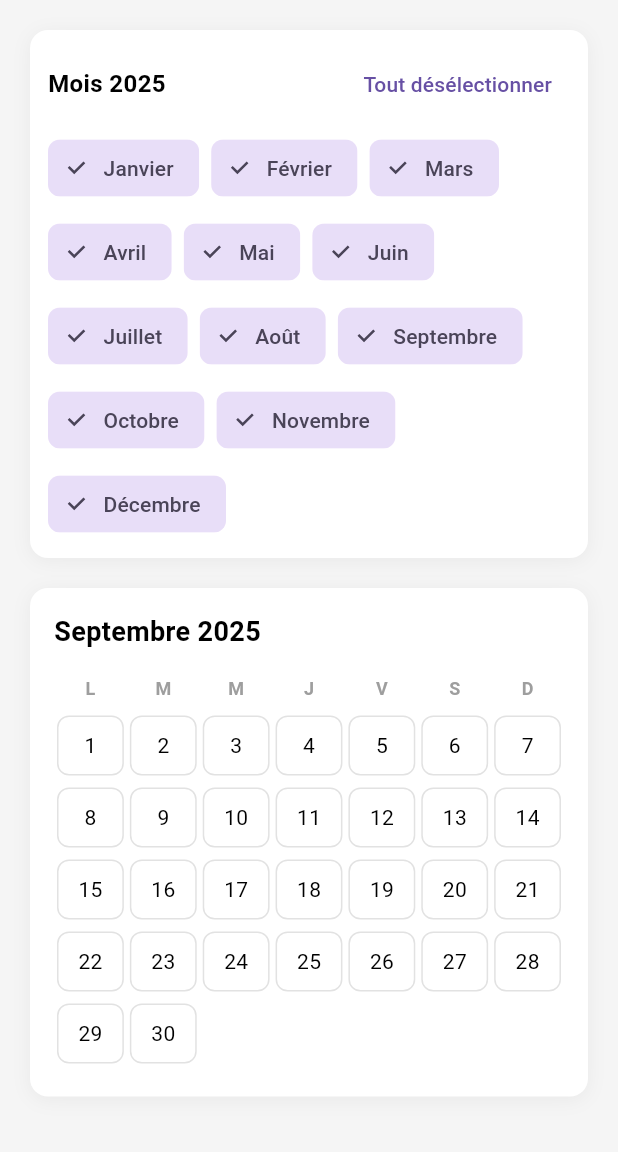
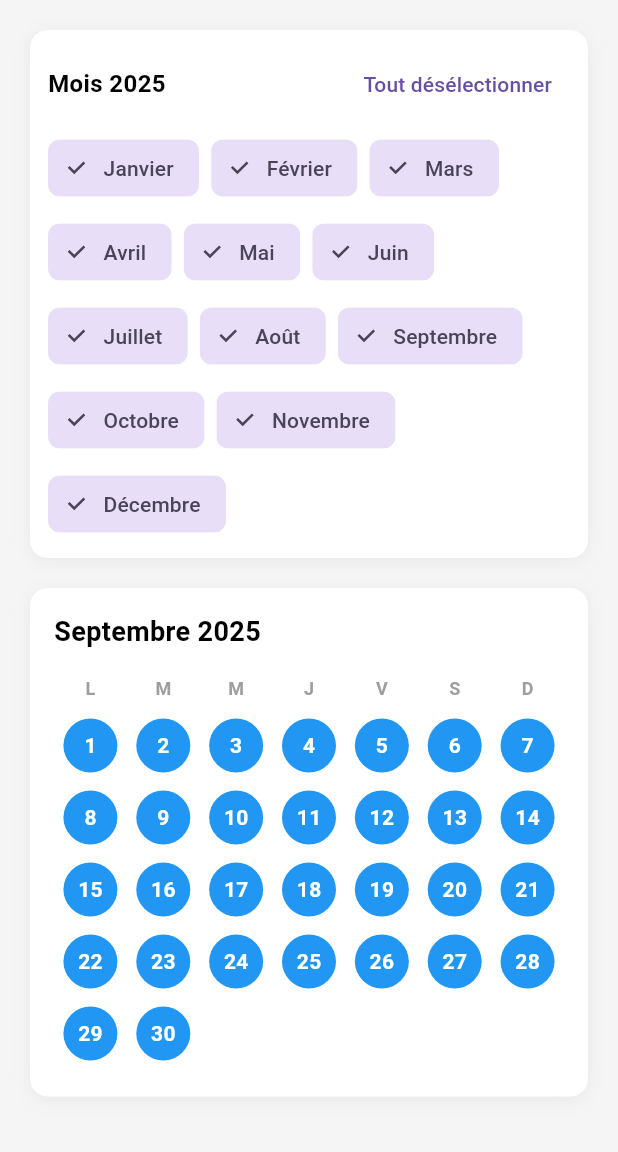
Before and after one commit to Bilalik369/calendrie, a Flutter app: the screen it shows after launch, on a phone screen of 412 x 824 dp, the part 84-1236 px from its top. Run offline on Flutter 3.47's test engine with Material 3 defaults, Android fonts, the light colour scheme and no system bars.

Commit message:
qulque modificaiton

```diff
--- a/lib/screens/calendar_screen.dart
+++ b/lib/screens/calendar_screen.dart
@@ -21,6 +21,18 @@ class _CalendarScreenState extends State<CalendarScreen> {
 
   final Map<String, Set<int>> selectedDaysByMonthKey = {};
   final Map<String, Set<int>> selectedShiftsByDateKey = {};
+
+  @override
+  void initState() {
+    super.initState();
+
+    CalendarService.ensureMonthDaysInitialized(
+      currentMonth.year,
+      currentMonth.month,
+      selectedDaysByMonthKey,
+      selectedShiftsByDateKey
+    );
+  }
 
   void _toggleMonth(int month) {
     setState(() {
@@ -160,7 +172,10 @@ class _CalendarScreenState extends State<CalendarScreen> {
         selectedDaysByMonthKey[mKey] = monthDays;
       }
       final String dKey = CalendarService.dateKey(DateTime(year, month, day));
-      selectedShiftsByDateKey[dKey] = {0, 1, 2};
+
+      if (!selectedShiftsByDateKey.containsKey(dKey)) {
+        selectedShiftsByDateKey[dKey] = {0, 1, 2};
+      }
     });
     _editShiftsForDay(day);
   }
--- a/lib/services/calendar_service.dart
+++ b/lib/services/calendar_service.dart
@@ -18,9 +18,11 @@ class CalendarService {
     final String key = monthKey(year, month);
     if (!selectedDaysByMonthKey.containsKey(key)) {
       final int daysInMonth = DateTime(year, month + 1, 0).day;
+
       selectedDaysByMonthKey[key] = {
         for (int d = 1; d <= daysInMonth; d++) d
       };
+
 
       for (int d = 1; d <= daysInMonth; d++) {
         final String dKey = dateKey(DateTime(year, month, d));
--- a/lib/widgets/calendar_widget.dart
+++ b/lib/widgets/calendar_widget.dart
@@ -133,19 +133,23 @@ class CalendarWidget extends StatelessWidget {
                       child: Container(
                         height: 40,
                         margin: const EdgeInsets.all(2),
+                        child: Center(
+                          child: Container(
+                            width: 36,
+                            height: 36,
                             decoration: BoxDecoration(
                               color: isSelected
-                            ? (hasShifts ? Colors.blue.withOpacity(0.8) : Colors.blue.withOpacity(0.3))
+                                ? (hasShifts ? const Color(0xFF2196F3) : const Color(0xFF2196F3))
                                 : Colors.transparent,
-                          borderRadius: BorderRadius.circular(8),
-                          border: Border.all(
-                            color: isSelected ? Colors.blue : Colors.grey.withOpacity(0.3),
-                            width: isSelected ? 2 : 1,
+                              shape: BoxShape.circle,
+                              border: isSelected
+                                ? null
+                                : Border.all(
+                                    color: Colors.grey.withOpacity(0.3),
+                                    width: 1,
                                   ),
                             ),
-                        child: Stack(
-                          children: [
-                            Center(
+                            child: Center(
                               child: Text(
                                 dayNumber.toString(),
                                 style: TextStyle(
@@ -155,20 +159,7 @@ class CalendarWidget extends StatelessWidget {
                                 ),
                               ),
                             ),
-                            if (hasShifts)
-                              Positioned(
-                                top: 2,
-                                right: 2,
-                                child: Container(
-                                  width: 6,
-                                  height: 6,
-                                  decoration: const BoxDecoration(
-                                    color: Colors.white,
-                                    shape: BoxShape.circle,
                           ),
-                                ),
-                              ),
-                          ],
                         ),
                       ),
                     ),
```
Lines whose indentation alone changed are shown as unchanged.
